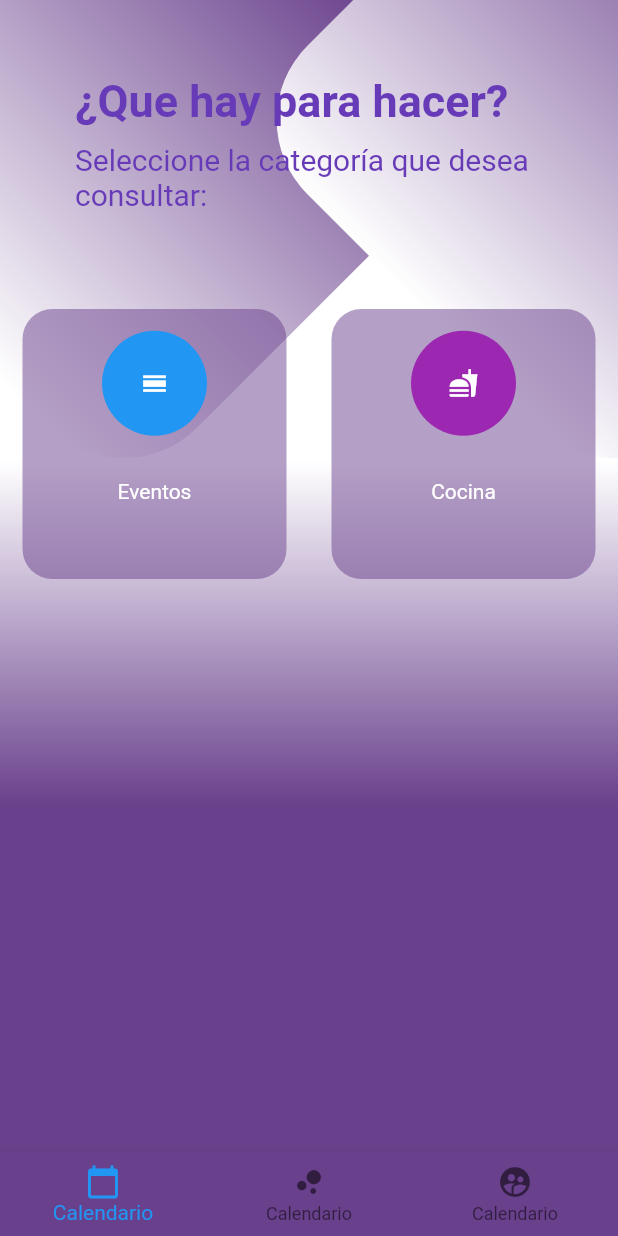
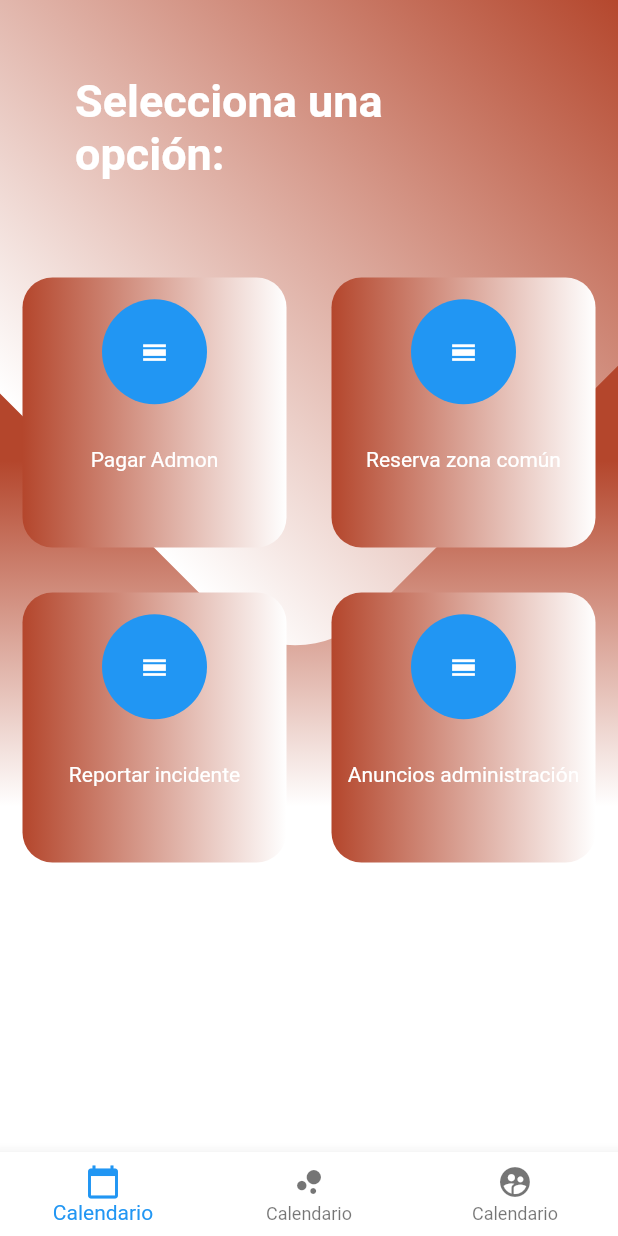
Before and after one commit to julianGonzalezV/mitribu, a Flutter app: the HomePage screen opened by its route, on a phone screen of 412 x 824 dp. Run offline on Flutter 3.47's test engine with Material 2 defaults, Android fonts, the phone set to English and light mode, and no system bars; our stand-ins replace rxdart, shared_preferences; accounts and stored records are empty.

Commit message:
home page colors

```diff
--- a/lib/src/pages/home_page.dart
+++ b/lib/src/pages/home_page.dart
@@ -8,14 +8,8 @@ class HomePage extends StatelessWidget {
 
   @override
   Widget build(BuildContext context) {
-    final bloc = Provider.of(context);
+    //final bloc = Provider.of(context);
     return Scaffold(
-      /*body: Column(
-        children: <Widget>[
-          Text('Email ${bloc.emailValue}'),
-          Text('Password ${bloc.passwordValue} '),
-        ],
-      ),*/
       body: Scaffold(
         body: Stack(
           children: <Widget>[
@@ -41,14 +35,17 @@ class HomePage extends StatelessWidget {
       height: 180.0,
       margin: EdgeInsets.all(15.0),
       decoration: BoxDecoration(
-          color: Color.fromRGBO(105, 64, 140, 0.5),
+          gradient: LinearGradient(colors: <Color>[
+            Color.fromRGBO(180, 70, 300, 9.0),
+            Colors.white,
+          ]),
           borderRadius: BorderRadius.circular(20.0)),
       child: Column(
         mainAxisAlignment: MainAxisAlignment.spaceAround,
         children: <Widget>[
           InkWell(
             onTap: () {
-              Navigator.pushNamed(context, 'itemSummary');
+              //Navigator.pushNamed(context, 'siguientePantalla');
             },
             child: CircleAvatar(
               backgroundColor: color,
@@ -77,8 +74,15 @@ class HomePage extends StatelessWidget {
       children: <TableRow>[
         TableRow(children: [
           _bottonCategory(
-              context, 'Eventos', Icons.calendar_view_day, Colors.blue),
-          _bottonCategory(context, 'Cocina', Icons.fastfood, Colors.purple)
+              context, 'Pagar Admon', Icons.calendar_view_day, Colors.blue),
+          _bottonCategory(context, 'Reserva zona común',
+              Icons.calendar_view_day, Colors.blue),
+        ]),
+        TableRow(children: [
+          _bottonCategory(context, 'Reportar incidente',
+              Icons.calendar_view_day, Colors.blue),
+          _bottonCategory(context, 'Anuncios administración',
+              Icons.calendar_view_day, Colors.blue),
         ]),
       ],
     );
@@ -87,8 +91,7 @@ class HomePage extends StatelessWidget {
   Widget _bottomNavigationBar(BuildContext context) {
     return Theme(
         data: Theme.of(context).copyWith(
-            canvasColor: Color.fromRGBO(105, 64, 140, 8.0),
-            primaryColor: Colors.white,
+            canvasColor: Colors.white,
             textTheme: Theme.of(context).textTheme.copyWith(
                 caption: TextStyle(color: Color.fromRGBO(116, 117, 152, 1.0)))),
         child: BottomNavigationBar(items: <BottomNavigationBarItem>[
@@ -106,27 +109,13 @@ class HomePage extends StatelessWidget {
     final boxColor1 = Transform.rotate(
       angle: -pi / 4.0,
       child: Container(
-        height: 360.0,
-        width: 360.0,
+        height: 550.0,
+        width: 480.0,
         decoration: BoxDecoration(
             borderRadius: BorderRadius.circular(70.0),
             gradient: LinearGradient(colors: <Color>[
               Colors.white,
-              Color.fromRGBO(105, 64, 140, 8.0),
-            ])),
-      ),
-    );
-
-    final boxColor2 = Transform.rotate(
-      angle: -pi / 4.0,
-      child: Container(
-        height: 360.0,
-        width: 360.0,
-        decoration: BoxDecoration(
-            borderRadius: BorderRadius.circular(70.0),
-            gradient: LinearGradient(colors: <Color>[
-              Colors.white,
-              Color.fromRGBO(105, 64, 140, 8.0),
+              Color.fromRGBO(180, 70, 300, 9.0),
             ])),
       ),
     );
@@ -139,16 +128,15 @@ class HomePage extends StatelessWidget {
               begin: FractionalOffset(0, 0.4),
               end: FractionalOffset(0, 0.7),
               colors: <Color>[
+            Color.fromRGBO(180, 70, 300, 9.0),
             Colors.white,
-            Color.fromRGBO(105, 64, 140, 8.0),
           ])),
     );
 
     return Stack(
       children: <Widget>[
         gradient,
-        Positioned(top: -100, right: 150, child: boxColor1),
-        Positioned(top: -100, left: 230, child: boxColor2)
+        Positioned(top: -180, right: 0, child: boxColor1),
       ],
     );
   }
@@ -161,15 +149,12 @@ class HomePage extends StatelessWidget {
           crossAxisAlignment: CrossAxisAlignment.start,
           children: <Widget>[
             Text(
-              '¿Que hay para hacer?',
+              'Selecciona una opción:',
               style: TextStyle(
-                  color: Colors.deepPurple,
+                  color: Colors.white,
                   fontSize: 30,
                   fontWeight: FontWeight.bold),
             ),
-            SizedBox(height: 10.0),
-            Text('Seleccione la categoría que desea consultar:',
-                style: TextStyle(color: Colors.deepPurple, fontSize: 20))
           ],
         ),
       ),
```
